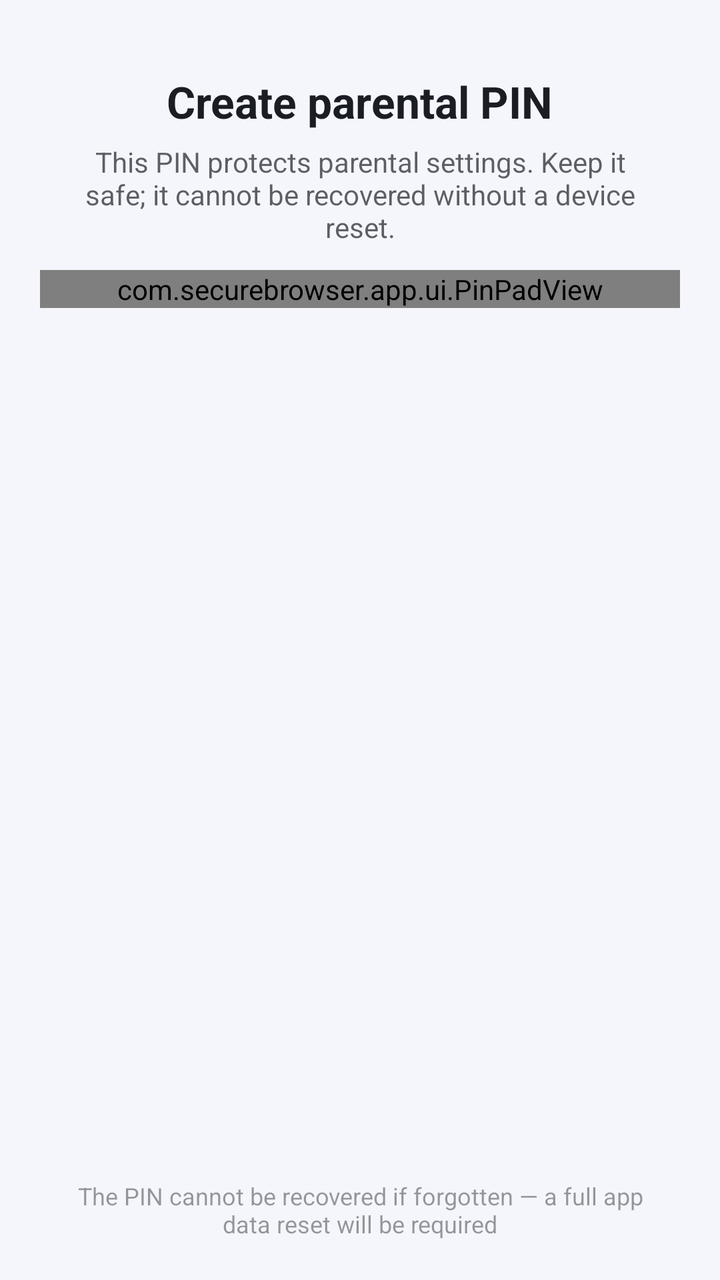
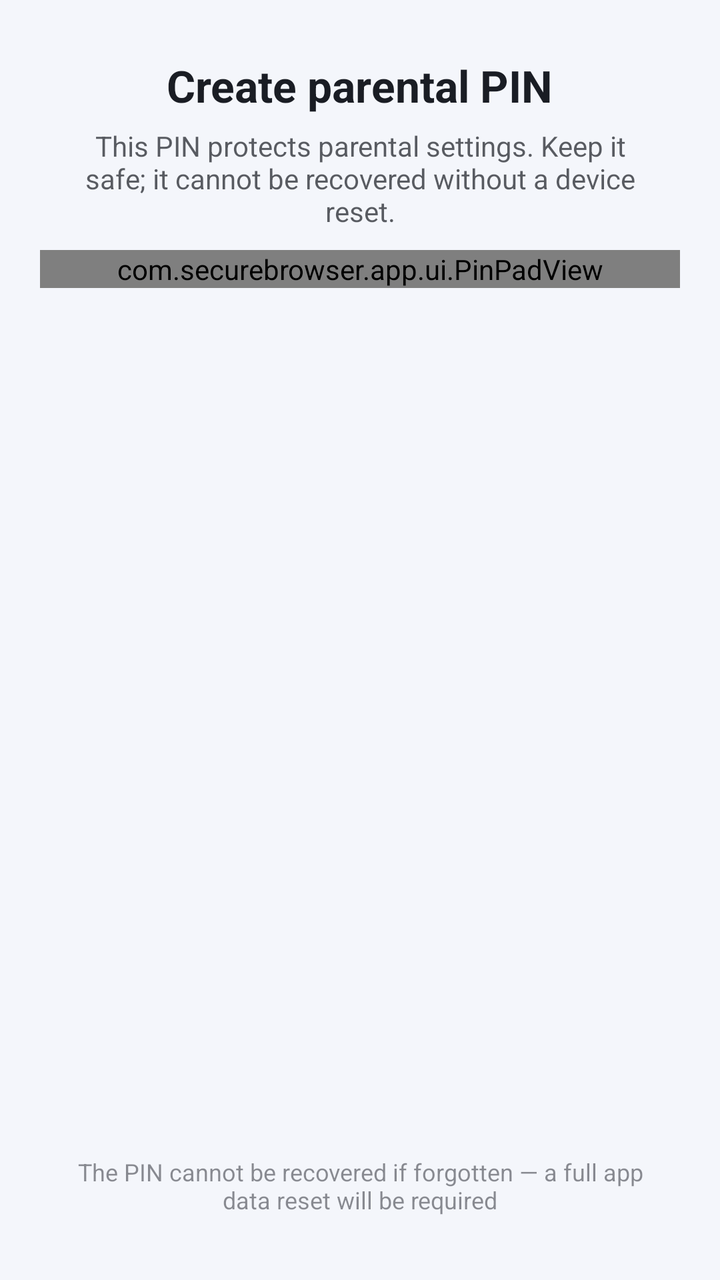

Two renders of the same Android screen: before a commit and after it. Below are the layout's source before the change and the commit's diff.
<!-- AndroidManifest.xml: application theme Theme.SecureBrowser -->
<!-- res/layout/activity_setup_pin.xml -->
<?xml version="1.0" encoding="utf-8"?>
<LinearLayout xmlns:android="http://schemas.android.com/apk/res/android"
    android:layout_width="match_parent"
    android:layout_height="match_parent"
    android:orientation="vertical"
    android:gravity="center_horizontal">

    <Space
        android:layout_width="match_parent"
        android:layout_height="36dp" />

    <TextView
        android:id="@+id/headerText"
        android:layout_width="wrap_content"
        android:layout_height="wrap_content"
        android:text="@string/setup_title"
        android:textColor="?attr/colorOnBackground"
        android:textSize="22sp"
        android:textStyle="bold" />

    <TextView
        android:id="@+id/subtitleText"
        android:layout_width="match_parent"
        android:layout_height="wrap_content"
        android:layout_marginTop="6dp"
        android:layout_marginHorizontal="32dp"
        android:gravity="center"
        android:text="@string/setup_subtitle"
        android:textColor="?attr/colorOnBackground"
        android:alpha="0.7"
        android:textSize="14sp" />

    <com.securebrowser.app.ui.PinPadView
        android:id="@+id/pinPad"
        android:layout_width="match_parent"
        android:layout_height="wrap_content"
        android:layout_marginTop="12dp"
        android:layout_marginHorizontal="20dp" />

    <Space
        android:layout_width="match_parent"
        android:layout_height="0dp"
        android:layout_weight="1" />

    <TextView
        android:id="@+id/footerText"
        android:layout_width="match_parent"
        android:layout_height="wrap_content"
        android:layout_marginHorizontal="32dp"
        android:layout_marginBottom="20dp"
        android:gravity="center"
        android:text="@string/setup_footer_note"
        android:textColor="?attr/colorOnBackground"
        android:alpha="0.45"
        android:textSize="12sp" />
</LinearLayout>
<!-- resources referenced by this layout -->
<resources>
  <string name="setup_footer_note">The PIN cannot be recovered if forgotten — a full app data reset will be required</string>
  <string name="setup_subtitle">This PIN protects parental settings. Keep it safe; it cannot be recovered without a device reset.</string>
  <string name="setup_title">Create parental PIN</string>
  <style name="Theme.SecureBrowser" parent="Theme.Material3.DayNight.NoActionBar">
          
          <item name="colorPrimary">@color/colorPrimary</item>
          <item name="colorOnPrimary">@color/colorOnPrimary</item>
          <item name="colorPrimaryContainer">@color/colorPrimaryContainer</item>
          <item name="colorOnPrimaryContainer">@color/colorOnPrimaryContainer</item>
          <item name="colorSecondary">@color/colorSecondary</item>
          <item name="colorOnSecondary">@color/colorOnSecondary</item>
          <item name="colorSecondaryContainer">@color/colorSecondaryContainer</item>
          <item name="colorOnSecondaryContainer">@color/colorOnSecondaryContainer</item>
          <item name="colorError">@color/colorError</item>
          <item name="colorOnError">@color/colorOnError</item>
          <item name="colorErrorContainer">@color/colorErrorContainer</item>
          <item name="colorOnErrorContainer">@color/onErrorContainer</item>
  
          
          <item name="android:colorBackground">@color/background</item>
          <item name="colorOnBackground">@color/onBackground</item>
          <item name="colorSurface">@color/surface</item>
          <item name="colorOnSurface">@color/onSurface</item>
          <item name="colorSurfaceVariant">@color/surfaceVariant</item>
          <item name="colorOnSurfaceVariant">@color/onSurfaceVariant</item>
          <item name="colorOutline">@color/outline</item>
          <item name="colorOutlineVariant">@color/outlineVariant</item>
  
          
          <item name="android:statusBarColor">@color/colorPrimary</item>
          <item name="android:windowLightStatusBar">false</item>
          <item name="android:navigationBarColor">@color/background</item>
  
          
          <item name="materialButtonStyle">@style/Widget.SecureBrowser.Button.Primary</item>
          <item name="materialButtonOutlinedStyle">@style/Widget.SecureBrowser.Button.Outlined</item>
          <item name="textInputStyle">@style/Widget.SecureBrowser.TextInputLayout</item>
          <item name="chipStyle">@style/Widget.SecureBrowser.Chip.Filter</item>
          <item name="materialAlertDialogTheme">@style/ThemeOverlay.SecureBrowser.MaterialAlertDialog</item>
          <item name="bottomSheetDialogTheme">@style/ThemeOverlay.SecureBrowser.BottomSheetDialog</item>
      </style>
  <color name="colorPrimary">#1D4ED8</color>
  <color name="colorOnPrimary">#FFFFFF</color>
  <color name="colorPrimaryContainer">#DCE7FF</color>
  <color name="colorOnPrimaryContainer">#0E2A66</color>
  <color name="colorSecondary">#0E7490</color>
  <color name="colorOnSecondary">#FFFFFF</color>
  <color name="colorSecondaryContainer">#CFFAFE</color>
  <color name="colorOnSecondaryContainer">#083344</color>
  <color name="colorError">#B3261E</color>
  <color name="colorOnError">#FFFFFF</color>
  <color name="colorErrorContainer">#F9DEDC</color>
  <color name="onErrorContainer">#410E0B</color>
  <color name="background">#F4F6FB</color>
  <color name="onBackground">#1A1D24</color>
  <color name="surface">#FFFFFF</color>
  <color name="onSurface">#1A1D24</color>
  <color name="surfaceVariant">#EDF1F8</color>
  <color name="onSurfaceVariant">#495264</color>
  <color name="outline">#94A3B8</color>
  <color name="outlineVariant">#DCE3EE</color>
  <style name="ShapeAppearance.SecureBrowser.Dialog" parent="">
          <item name="cornerFamily">rounded</item>
          <item name="cornerSize">24dp</item>
      </style>
  <!-- unchanged entries left out for length: 9 -->
</resources>

<!-- the commit's change to res/layout/activity_setup_pin.xml (unified diff, before → after) -->
@@ -1,56 +1,65 @@
 <?xml version="1.0" encoding="utf-8"?>
-<LinearLayout xmlns:android="http://schemas.android.com/apk/res/android"
+<ScrollView xmlns:android="http://schemas.android.com/apk/res/android"
     android:layout_width="match_parent"
     android:layout_height="match_parent"
-    android:orientation="vertical"
-    android:gravity="center_horizontal">
+    android:background="?android:attr/colorBackground"
+    android:fillViewport="true">
 
-    <Space
-        android:layout_width="match_parent"
-        android:layout_height="36dp" />
-
-    <TextView
-        android:id="@+id/headerText"
-        android:layout_width="wrap_content"
-        android:layout_height="wrap_content"
-        android:text="@string/setup_title"
-        android:textColor="?attr/colorOnBackground"
-        android:textSize="22sp"
-        android:textStyle="bold" />
-
-    <TextView
-        android:id="@+id/subtitleText"
+    <LinearLayout
         android:layout_width="match_parent"
         android:layout_height="wrap_content"
-        android:layout_marginTop="6dp"
-        android:layout_marginHorizontal="32dp"
-        android:gravity="center"
-        android:text="@string/setup_subtitle"
-        android:textColor="?attr/colorOnBackground"
-        android:alpha="0.7"
-        android:textSize="14sp" />
+        android:gravity="center_horizontal"
+        android:orientation="vertical"
+        android:paddingBottom="16dp">
 
-    <com.securebrowser.app.ui.PinPadView
-        android:id="@+id/pinPad"
-        android:layout_width="match_parent"
-        android:layout_height="wrap_content"
-        android:layout_marginTop="12dp"
-        android:layout_marginHorizontal="20dp" />
+        <Space
+            android:layout_width="match_parent"
+            android:layout_height="28dp" />
 
-    <Space
-        android:layout_width="match_parent"
-        android:layout_height="0dp"
-        android:layout_weight="1" />
+        <TextView
+            android:id="@+id/headerText"
+            android:layout_width="wrap_content"
+            android:layout_height="wrap_content"
+            android:text="@string/setup_title"
+            android:textColor="?attr/colorOnBackground"
+            android:textSize="22sp"
+            android:textStyle="bold" />
 
-    <TextView
-        android:id="@+id/footerText"
-        android:layout_width="match_parent"
-        android:layout_height="wrap_content"
-        android:layout_marginHorizontal="32dp"
-        android:layout_marginBottom="20dp"
-        android:gravity="center"
-        android:text="@string/setup_footer_note"
-        android:textColor="?attr/colorOnBackground"
-        android:alpha="0.45"
-        android:textSize="12sp" />
-</LinearLayout>
+        <TextView
+            android:id="@+id/subtitleText"
+            android:layout_width="match_parent"
+            android:layout_height="wrap_content"
+            android:layout_marginHorizontal="32dp"
+            android:layout_marginTop="6dp"
+            android:alpha="0.72"
+            android:gravity="center"
+            android:text="@string/setup_subtitle"
+            android:textColor="?attr/colorOnBackground"
+            android:textSize="14sp" />
+
+        <com.securebrowser.app.ui.PinPadView
+            android:id="@+id/pinPad"
+            android:layout_width="match_parent"
+            android:layout_height="wrap_content"
+            android:layout_marginHorizontal="20dp"
+            android:layout_marginTop="10dp" />
+
+        <Space
+            android:layout_width="match_parent"
+            android:layout_height="0dp"
+            android:layout_weight="1" />
+
+        <TextView
+            android:id="@+id/footerText"
+            android:layout_width="match_parent"
+            android:layout_height="wrap_content"
+            android:layout_marginHorizontal="32dp"
+            android:layout_marginTop="12dp"
+            android:layout_marginBottom="16dp"
+            android:alpha="0.5"
+            android:gravity="center"
+            android:text="@string/setup_footer_note"
+            android:textColor="?attr/colorOnBackground"
+            android:textSize="12sp" />
+    </LinearLayout>
+</ScrollView>
<!-- resource entries referenced after the edit -->
@@ -3,7 +3,8 @@
   <string name="setup_footer_note">The PIN cannot be recovered if forgotten — a full app data reset will be required</string>
   <string name="setup_subtitle">This PIN protects parental settings. Keep it safe; it cannot be recovered without a device reset.</string>
   <string name="setup_title">Create parental PIN</string>
-  <style name="Theme.SecureBrowser" parent="Theme.Material3.DayNight.NoActionBar">
+  <style name="Theme.SecureBrowser" parent="Base.Theme.SecureBrowser" />
+  <style name="Base.Theme.SecureBrowser" parent="Theme.Material3.DayNight.NoActionBar">
           
           <item name="colorPrimary">@color/colorPrimary</item>
           <item name="colorOnPrimary">@color/colorOnPrimary</item>
